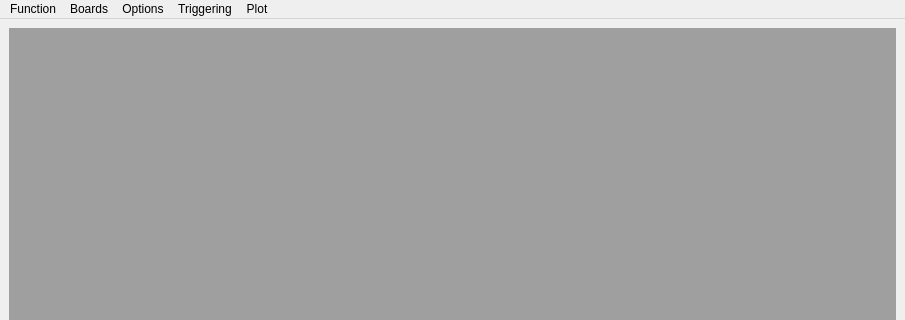
Qt form mainwindow.ui (MccDv/mdihattest) before a commit; both pictures show x 0 to 905 and y 0 to 320 of the 905 by 600 pixel window.
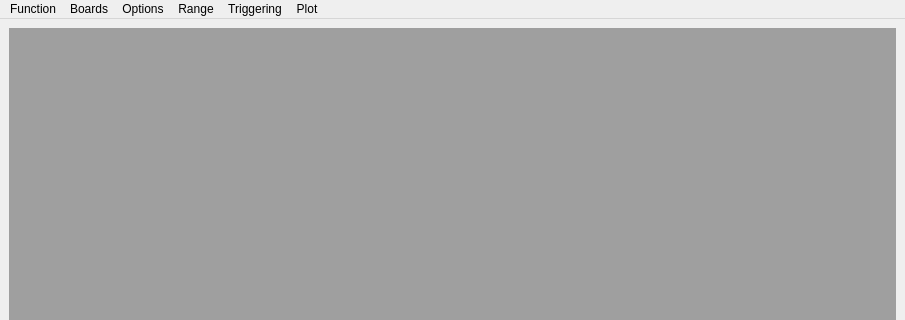
The same form after that commit.

What changed in the file:
```diff
--- a/mainwindow.ui
+++ b/mainwindow.ui
@@ -208,9 +208,16 @@
      <string>Boards</string>
     </property>
    </widget>
+   <widget class="QMenu" name="menuRange">
+    <property name="title">
+     <string>Range</string>
+    </property>
+    <addaction name="actionLoad_Queue"/>
+   </widget>
    <addaction name="menuFunction"/>
    <addaction name="menuBoards"/>
    <addaction name="menuOptions"/>
+   <addaction name="menuRange"/>
    <addaction name="menuTriggering"/>
    <addaction name="menuPlot"/>
   </widget>
```
Left out of the diff: 5 changed lines with no effect on the pictures.
